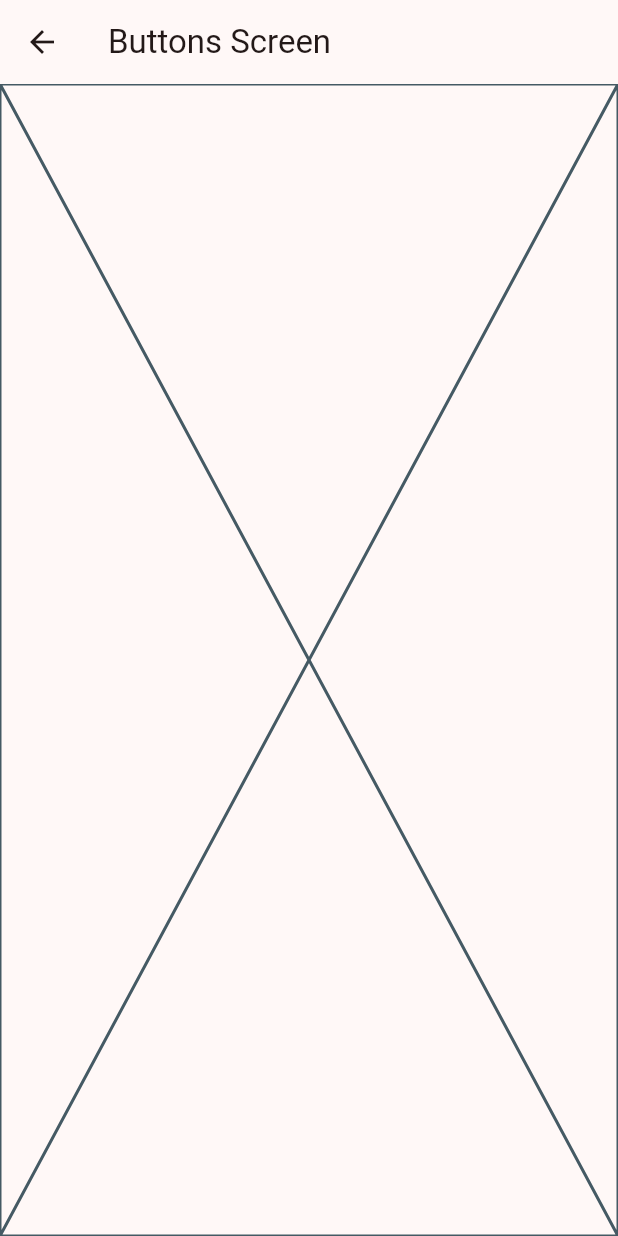
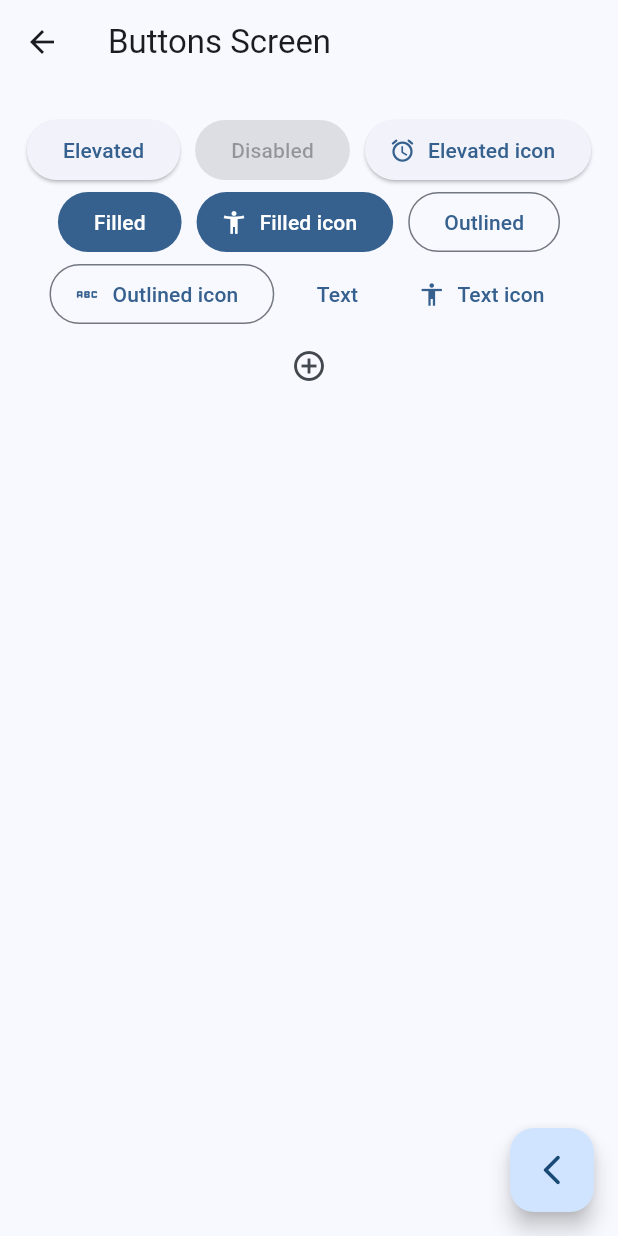
Before and after one commit to carloschamorrohn/widgets_app, a Flutter app: the screen it shows after launch, after a tap on "Botones", on a phone screen of 412 x 824 dp. Run offline on Flutter 3.47's test engine with Material 3 defaults, Android fonts, the phone set to English and light mode, and no system bars; our stand-ins replace go_router.

Commit message:
agregando varios botones

```diff
--- a/lib/config/presentation/screens/buttons/buttons_screen.dart
+++ b/lib/config/presentation/screens/buttons/buttons_screen.dart
@@ -1,4 +1,5 @@
 import 'package:flutter/material.dart';
+import 'package:go_router/go_router.dart';
 
 class ButtonsScreen extends StatelessWidget {
   static const String name = 'buttons_screen';
@@ -7,10 +8,47 @@ class ButtonsScreen extends StatelessWidget {
   @override
   Widget build(BuildContext context) {
     return Scaffold(
-      appBar: AppBar(
-        title: const Text('Buttons Screen'),
+        appBar: AppBar(
+          title: const Text('Buttons Screen'),
+        ),
+        body: const _ButtonsView(),
+        floatingActionButton: FloatingActionButton(
+          onPressed: () {
+            context.pop();
+          },
+          child: const Icon(Icons.arrow_back_ios_new_rounded),
+        ));
+  }
+}
+
+class _ButtonsView extends StatelessWidget {
+  const _ButtonsView();
+
+  @override
+  Widget build(BuildContext context) {
+    return SizedBox(
+      width: double.infinity,
+      child: Padding(
+        padding: const EdgeInsets.symmetric(horizontal: 10, vertical: 20),
+        child: Wrap(
+          spacing: 10,
+          alignment: WrapAlignment.center,
+          children: [
+            ElevatedButton(onPressed: () {},child: const Text('Elevated')),
+            const ElevatedButton(onPressed: null,child: Text('Disabled')),
+            ElevatedButton.icon(onPressed: (){},
+            icon: const Icon(Icons.access_alarm_rounded),
+            label: const Text('Elevated icon')),
+            FilledButton(onPressed: (){}, child: const Text('Filled')),
+            FilledButton.icon(onPressed: (){}, icon: const Icon(Icons.accessibility_new), label: const Text('Filled icon'),),
+            OutlinedButton(onPressed: (){}, child: const Text('Outlined')),
+            OutlinedButton.icon(onPressed: (){}, icon: const Icon(Icons.abc_rounded), label: const Text('Outlined icon'),),
+            TextButton(onPressed: (){}, child: const Text('Text')),
+            TextButton.icon(onPressed: (){}, icon: const Icon(Icons.accessibility), label: const Text('Text icon'),),
+            IconButton(onPressed: (){}, icon: Icon(Icons.add_circle_outline_outlined))
+          ],
+        ),
       ),
-      body: Placeholder(),
     );
   }
 }
--- a/lib/main.dart
+++ b/lib/main.dart
@@ -14,7 +14,7 @@ class MainApp extends StatelessWidget {
     return MaterialApp.router(
       routerConfig: appRouter,
       debugShowCheckedModeBanner: false,
-      theme: AppTheme(selectedColor: 1).getTheme()
+      theme: AppTheme(selectedColor: 0).getTheme()
     );
   }
 }
```
